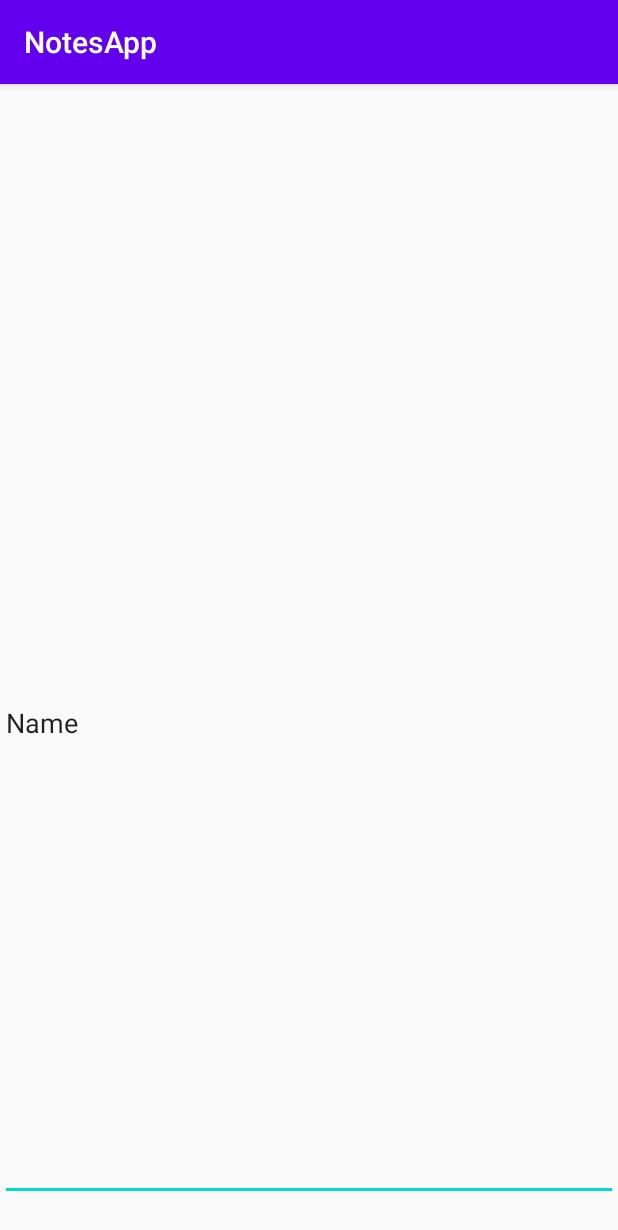
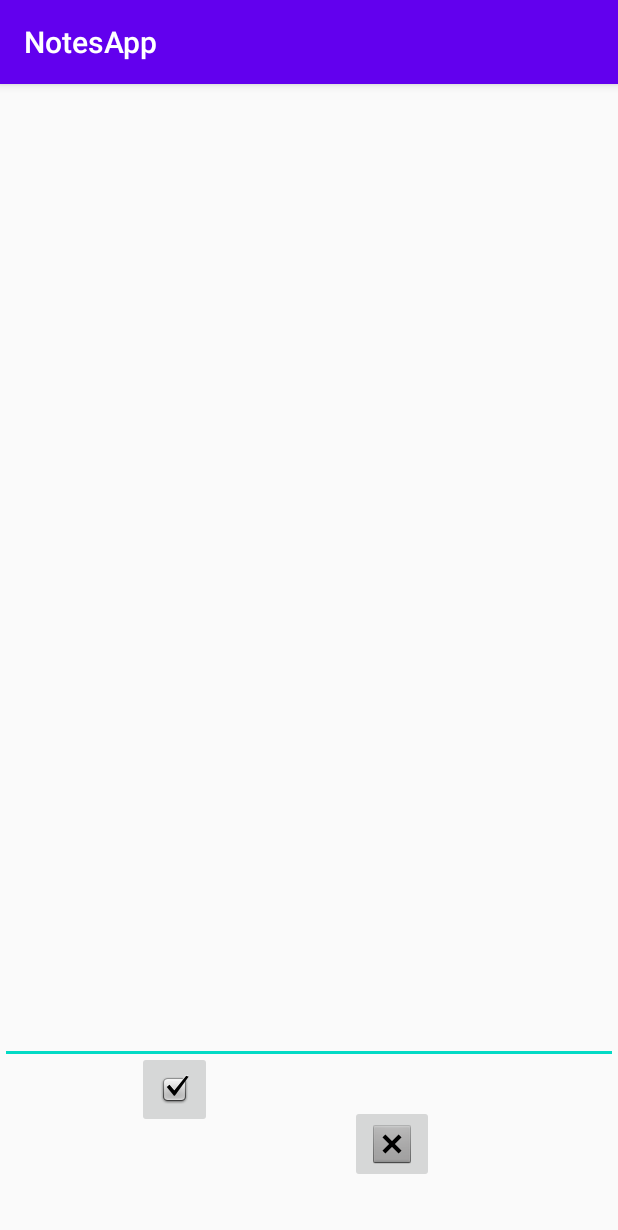
Before and after one commit to Araviss/asNotes, an Android app: the Notes screen opened directly, with no data from a screen before it, on a phone screen of 412 x 824 dp. Shown: the top 1230 px of the screen. Run offline under Robolectric (Android 15) with nearby library versions, the phone set to English and light mode, and no system bars.

Commit message:
Adding buttons to XML layout (Save, Discard)

```diff
--- a/app/src/main/java/com/example/notesapp/Notes.java
+++ b/app/src/main/java/com/example/notesapp/Notes.java
@@ -18,8 +18,8 @@ public class Notes extends AppCompatActivity {
         String notesTitle = intent.getStringExtra(Intent.EXTRA_TITLE);
 
         TextView notesTitleTextView = (TextView) findViewById(R.id.notesTitleTextView);
-        EditText notepadEditText = (EditText) findViewById(R.id.notepadEditText);
         notesTitleTextView.setText(notesTitle);
+        EditText notepadEditText = (EditText) findViewById(R.id.notesTakenEditText);
 
 
 
--- a/app/src/main/res/layout/activity_main.xml
+++ b/app/src/main/res/layout/activity_main.xml
@@ -22,10 +22,13 @@
         android:id="@+id/addNotesButton"
         android:layout_width="wrap_content"
         android:layout_height="wrap_content"
-        android:layout_marginStart="4dp"
-        android:layout_marginLeft="4dp"
+        android:layout_marginTop="13dp"
+        app:layout_constraintBottom_toBottomOf="parent"
+        app:layout_constraintEnd_toEndOf="parent"
+        app:layout_constraintHorizontal_bias="0.0"
         app:layout_constraintStart_toStartOf="parent"
-        app:srcCompat="@android:drawable/ic_input_add"
-        tools:layout_editor_absoluteY="64dp" />
+        app:layout_constraintTop_toBottomOf="@+id/bannerTextView"
+        app:layout_constraintVertical_bias="0.0"
+        app:srcCompat="@android:drawable/ic_input_add" />
 
 </androidx.constraintlayout.widget.ConstraintLayout>
--- a/app/src/main/res/layout/activity_notes.xml
+++ b/app/src/main/res/layout/activity_notes.xml
@@ -20,14 +20,40 @@
         app:layout_constraintVertical_bias="0.0" />
 
     <EditText
-        android:id="@+id/editTextTextPersonName"
+        android:id="@+id/notesTakenEditText"
         android:layout_width="match_parent"
-        android:layout_height="637dp"
+        android:layout_height="570dp"
         android:ems="10"
         android:inputType="textPersonName"
-        android:text="Name"
         app:layout_constraintBottom_toBottomOf="parent"
         app:layout_constraintEnd_toEndOf="parent"
+        app:layout_constraintHorizontal_bias="0.373"
         app:layout_constraintStart_toStartOf="parent"
-        app:layout_constraintTop_toBottomOf="@+id/notesTitleTextView" />
+        app:layout_constraintTop_toBottomOf="@+id/notesTitleTextView"
+        app:layout_constraintVertical_bias="0.0" />
+
+    <ImageButton
+        android:id="@+id/saveButton"
+        android:layout_width="50dp"
+        android:layout_height="51dp"
+        android:layout_marginBottom="72dp"
+        app:layout_constraintBottom_toBottomOf="parent"
+        app:layout_constraintEnd_toEndOf="parent"
+        app:layout_constraintHorizontal_bias="0.253"
+        app:layout_constraintStart_toStartOf="parent"
+        app:layout_constraintTop_toBottomOf="@+id/notesTakenEditText"
+        app:layout_constraintVertical_bias="1.0"
+        app:srcCompat="@android:drawable/checkbox_on_background" />
+
+    <ImageButton
+        android:id="@+id/discardButton"
+        android:layout_width="wrap_content"
+        android:layout_height="wrap_content"
+        app:layout_constraintBottom_toBottomOf="parent"
+        app:layout_constraintEnd_toEndOf="parent"
+        app:layout_constraintHorizontal_bias="0.428"
+        app:layout_constraintStart_toEndOf="@+id/saveButton"
+        app:layout_constraintTop_toBottomOf="@+id/notesTakenEditText"
+        app:layout_constraintVertical_bias="0.437"
+        app:srcCompat="@android:drawable/btn_dialog" />
 </androidx.constraintlayout.widget.ConstraintLayout>
```
Also changed, not shown: 1 other file.
